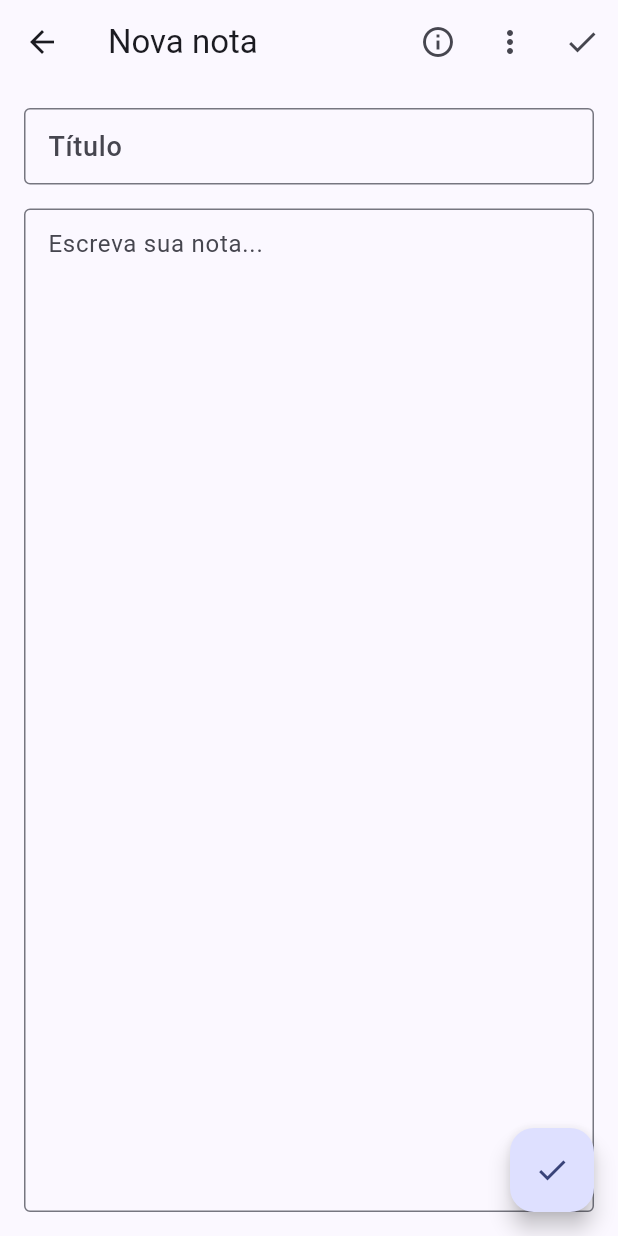
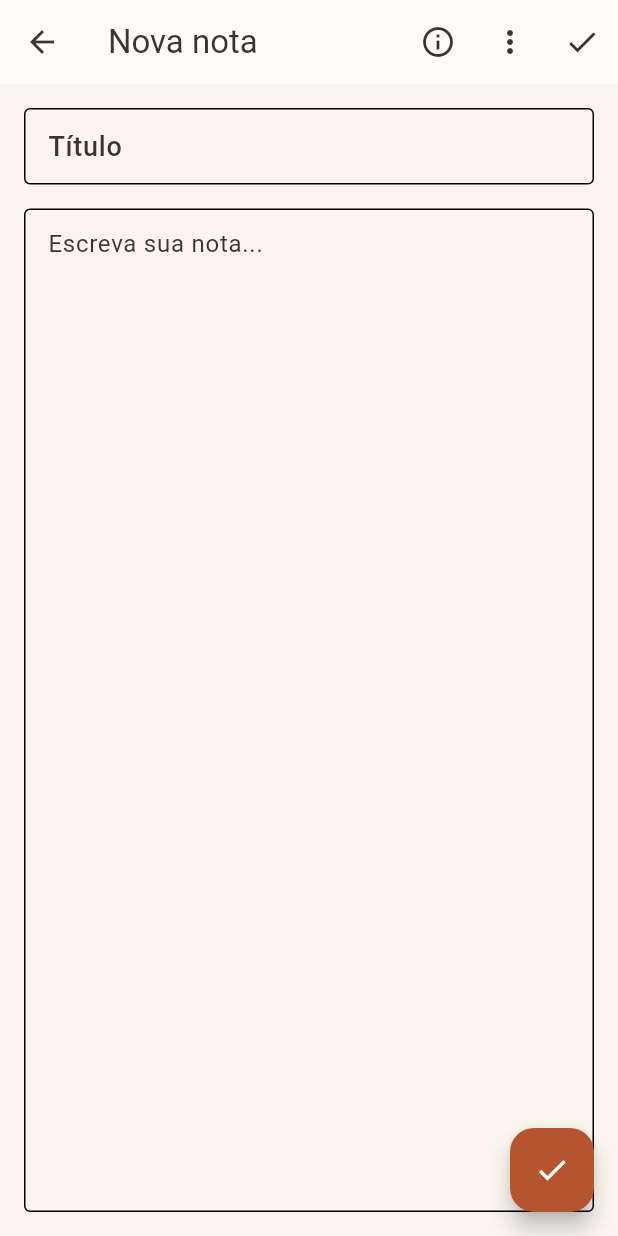
Before and after one commit to rogial12/anotai, a Flutter app: the screen it shows after launch, after a tap on the "add" icon, on a phone screen of 412 x 824 dp. Run offline on Flutter 3.47's test engine with Material 3 defaults, Android fonts, the light colour scheme and no system bars; our stand-ins replace google_fonts, hive, hive_flutter; accounts and stored records are empty.

Commit message:
feat(theme): aplica AppTheme ao ThemData global do app

```diff
--- a/lib/main.dart
+++ b/lib/main.dart
@@ -4,6 +4,7 @@ import 'package:provider/provider.dart';
 import 'repositories/local_nota_repository.dart';
 import 'viewmodels/nota_viewmodel.dart';
 import 'ui/views/home_view.dart';
+import 'ui/styles/app_theme.dart';
 
 // Ponto de entrada do app — equivalente ao main() em Java
 void main() async {
@@ -25,7 +26,21 @@ class AnotaiApp extends StatelessWidget {
         title: 'Anotai',
         debugShowCheckedModeBanner: false,
         theme: ThemeData(
-          colorScheme: ColorScheme.fromSeed(seedColor: Colors.indigo),
+          scaffoldBackgroundColor: AppTheme.paper,
+          colorScheme: ColorScheme.light(
+            primary: AppTheme.accent,
+            onPrimary: AppTheme.accentFg,
+            surface: AppTheme.card,
+            onSurface: AppTheme.ink,
+          ),
+          appBarTheme: const AppBarTheme(
+            backgroundColor: AppTheme.card,
+            foregroundColor: AppTheme.ink,
+            elevation: 0,
+            surfaceTintColor: Colors.transparent,
+          ),
+          dividerColor: AppTheme.line,
+          cardColor: AppTheme.card,
         ),
         home: const HomeView(),
       ),
```
